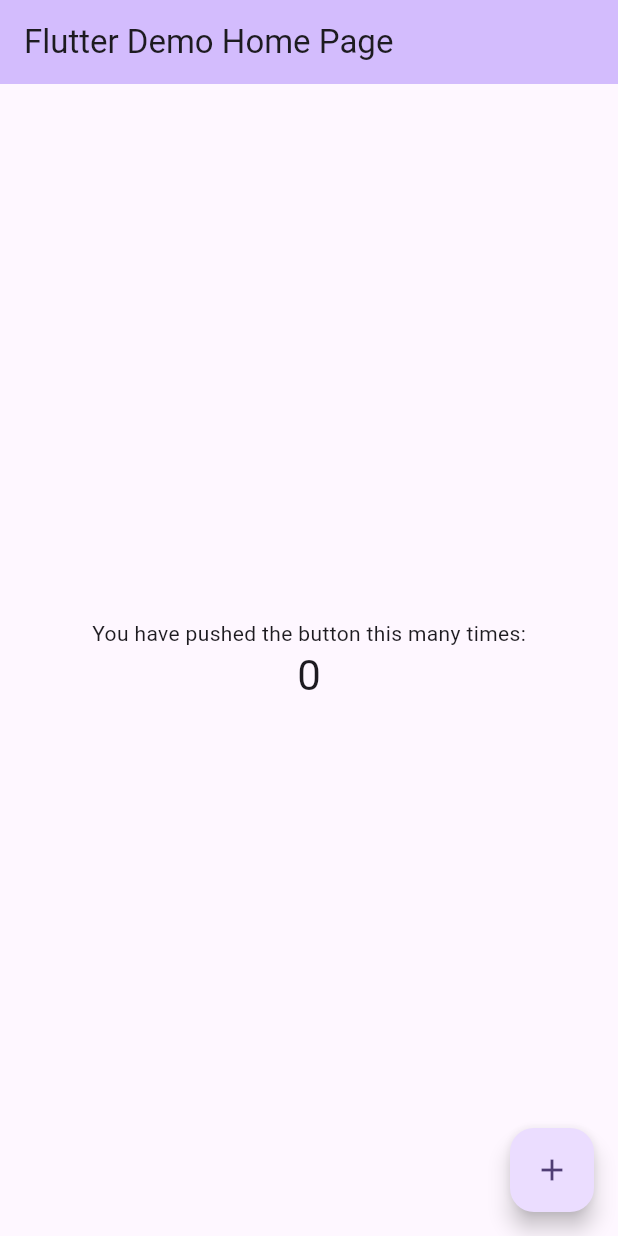
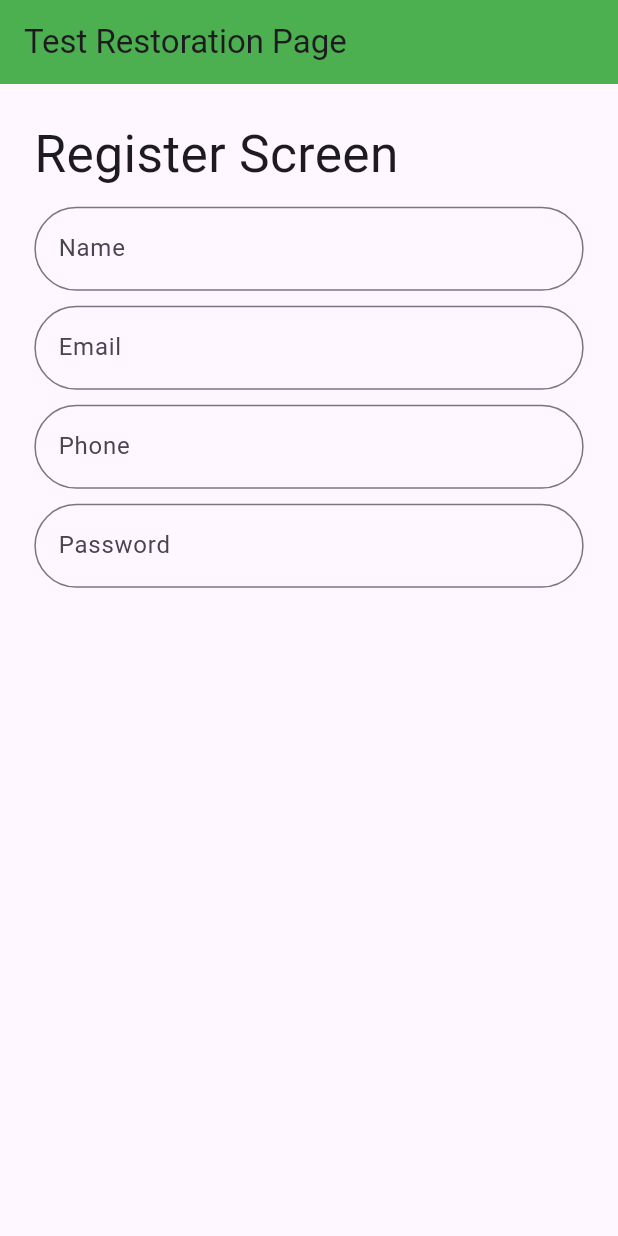
Before and after one commit to axah710/State-Restoration, a Flutter app: the screen it shows after launch, on a phone screen of 412 x 824 dp. Run offline on Flutter 3.47's test engine with Material 3 defaults, Android fonts, the phone set to English and light mode, and no system bars; our stand-ins replace flutter_screenutil.

Commit message:
Add Restoration App and Test Restoration Page
Implement a new `RestorationApp` class that initializes a Flutter application with state restoration capabilities. The app uses `ScreenUtilInit` for responsive design and sets up a `MaterialApp` with a deep purple color scheme. The home page is a `RestorationPage` that demonstrates state restoration for text fields.

The `RestorationPage` class is a stateful widget that uses `RestorationMixin` to manage the state of four text editing controllers (`name`, `email`, `phone`, and `password`). The state is restored using unique restoration IDs for each controller. The `RestorationPageBody` class is a stateless widget that builds the UI for the restoration page, including text fields for user input.

```diff
--- a/lib/main.dart
+++ b/lib/main.dart
@@ -1,125 +1,11 @@
 import 'package:flutter/material.dart';
+import 'package:flutter_screenutil/flutter_screenutil.dart';
+import 'package:state_restoration/restoration_app.dart';
 
-void main() {
-  runApp(const MyApp());
+void main() async {
+  WidgetsFlutterBinding.ensureInitialized();
+  await ScreenUtil.ensureScreenSize();
+  runApp(
+    const RestorationApp(),
+  );
 }
-
-class MyApp extends StatelessWidget {
-  const MyApp({super.key});
-
-  // This widget is the root of your application.
-  @override
-  Widget build(BuildContext context) {
-    return MaterialApp(
-      title: 'Flutter Demo',
-      theme: ThemeData(
-        // This is the theme of your application.
-        //
-        // TRY THIS: Try running your application with "flutter run". You'll see
-        // the application has a purple toolbar. Then, without quitting the app,
-        // try changing the seedColor in the colorScheme below to Colors.green
-        // and then invoke "hot reload" (save your changes or press the "hot
-        // reload" button in a Flutter-supported IDE, or press "r" if you used
-        // the command line to start the app).
-        //
-        // Notice that the counter didn't reset back to zero; the application
-        // state is not lost during the reload. To reset the state, use hot
-        // restart instead.
-        //
-        // This works for code too, not just values: Most code changes can be
-        // tested with just a hot reload.
-        colorScheme: ColorScheme.fromSeed(seedColor: Colors.deepPurple),
-        useMaterial3: true,
-      ),
-      home: const MyHomePage(title: 'Flutter Demo Home Page'),
-    );
-  }
-}
-
-class MyHomePage extends StatefulWidget {
-  const MyHomePage({super.key, required this.title});
-
-  // This widget is the home page of your application. It is stateful, meaning
-  // that it has a State object (defined below) that contains fields that affect
-  // how it looks.
-
-  // This class is the configuration for the state. It holds the values (in this
-  // case the title) provided by the parent (in this case the App widget) and
-  // used by the build method of the State. Fields in a Widget subclass are
-  // always marked "final".
-
-  final String title;
-
-  @override
-  State<MyHomePage> createState() => _MyHomePageState();
-}
-
-class _MyHomePageState extends State<MyHomePage> {
-  int _counter = 0;
-
-  void _incrementCounter() {
-    setState(() {
-      // This call to setState tells the Flutter framework that something has
-      // changed in this State, which causes it to rerun the build method below
-      // so that the display can reflect the updated values. If we changed
-      // _counter without calling setState(), then the build method would not be
-      // called again, and so nothing would appear to happen.
-      _counter++;
-    });
-  }
-
-  @override
-  Widget build(BuildContext context) {
-    // This method is rerun every time setState is called, for instance as done
-    // by the _incrementCounter method above.
-    //
-    // The Flutter framework has been optimized to make rerunning build methods
-    // fast, so that you can just rebuild anything that needs updating rather
-    // than having to individually change instances of widgets.
-    return Scaffold(
-      appBar: AppBar(
-        // TRY THIS: Try changing the color here to a specific color (to
-        // Colors.amber, perhaps?) and trigger a hot reload to see the AppBar
-        // change color while the other colors stay the same.
-        backgroundColor: Theme.of(context).colorScheme.inversePrimary,
-        // Here we take the value from the MyHomePage object that was created by
-        // the App.build method, and use it to set our appbar title.
-        title: Text(widget.title),
-      ),
-      body: Center(
-        // Center is a layout widget. It takes a single child and positions it
-        // in the middle of the parent.
-        child: Column(
-          // Column is also a layout widget. It takes a list of children and
-          // arranges them vertically. By default, it sizes itself to fit its
-          // children horizontally, and tries to be as tall as its parent.
-          //
-          // Column has various properties to control how it sizes itself and
-          // how it positions its children. Here we use mainAxisAlignment to
-          // center the children vertically; the main axis here is the vertical
-          // axis because Columns are vertical (the cross axis would be
-          // horizontal).
-          //
-          // TRY THIS: Invoke "debug painting" (choose the "Toggle Debug Paint"
-          // action in the IDE, or press "p" in the console), to see the
-          // wireframe for each widget.
-          mainAxisAlignment: MainAxisAlignment.center,
-          children: <Widget>[
-            const Text(
-              'You have pushed the button this many times:',
-            ),
-            Text(
-              '$_counter',
-              style: Theme.of(context).textTheme.headlineMedium,
-            ),
-          ],
-        ),
-      ),
-      floatingActionButton: FloatingActionButton(
-        onPressed: _incrementCounter,
-        tooltip: 'Increment',
-        child: const Icon(Icons.add),
-      ), // This trailing comma makes auto-formatting nicer for build methods.
-    );
-  }
-}
--- /dev/null
+++ b/lib/restoration_app.dart
@@ -0,0 +1,29 @@
+import 'package:flutter/material.dart';
+import 'package:flutter_screenutil/flutter_screenutil.dart';
+import 'package:state_restoration/test_restoration_page.dart';
+
+class RestorationApp extends StatelessWidget {
+  const RestorationApp({super.key});
+
+  @override
+  Widget build(BuildContext context) {
+    return ScreenUtilInit(
+      designSize: const Size(360, 690),
+      minTextAdapt: true,
+      splitScreenMode: true,
+      builder: (_, child) {
+        return MaterialApp(
+          title: 'Restoration App',
+          restorationScopeId: "restoration_app",
+          theme: ThemeData(
+            colorScheme: ColorScheme.fromSeed(
+              seedColor: Colors.deepPurple,
+            ),
+            useMaterial3: true,
+          ),
+          home: const RestorationPage(),
+        );
+      },
+    );
+  }
+}
--- /dev/null
+++ b/lib/test_restoration_page.dart
@@ -0,0 +1,121 @@
+import 'package:flutter/material.dart';
+import 'package:flutter_screenutil/flutter_screenutil.dart';
+
+class RestorationPage extends StatefulWidget {
+  const RestorationPage({super.key});
+
+  @override
+  State<RestorationPage> createState() => _RestorationPageState();
+}
+
+class _RestorationPageState extends State<RestorationPage> with RestorationMixin {
+  late final RestorableTextEditingController _name;
+  late final RestorableTextEditingController _email;
+  late final RestorableTextEditingController _phone;
+  late final RestorableTextEditingController _password;
+
+  @override
+  void initState() {
+    super.initState();
+    _name = RestorableTextEditingController();
+    _email = RestorableTextEditingController();
+    _phone = RestorableTextEditingController();
+    _password = RestorableTextEditingController();
+  }
+
+  @override
+  String? get restorationId => 'restore_text_field';
+
+  @override
+  void restoreState(RestorationBucket? oldBucket, bool initialRestore) {
+    registerForRestoration(_name, 'name');
+    registerForRestoration(_email, 'email');
+    registerForRestoration(_phone, 'phone');
+    registerForRestoration(_password, 'password');
+  }
+
+  @override
+  Widget build(BuildContext context) {
+    return RestorationPageBody(name: _name, email: _email, phone: _phone, password: _password);
+  }
+}
+
+class RestorationPageBody extends StatelessWidget {
+  const RestorationPageBody({
+    super.key,
+    required RestorableTextEditingController name,
+    required RestorableTextEditingController email,
+    required RestorableTextEditingController phone,
+    required RestorableTextEditingController password,
+  }) : _name = name, _email = email, _phone = phone, _password = password;
+
+  final RestorableTextEditingController _name;
+  final RestorableTextEditingController _email;
+  final RestorableTextEditingController _phone;
+  final RestorableTextEditingController _password;
+
+  @override
+  Widget build(BuildContext context) {
+    return Scaffold(
+      appBar: AppBar(
+        backgroundColor: Colors.green,
+        title: const Text('Test Restoration Page'),
+      ),
+      body: Padding(
+        padding: EdgeInsets.all(20.r),
+        child: SingleChildScrollView(
+          child: Column(
+            mainAxisAlignment: MainAxisAlignment.center,
+            crossAxisAlignment: CrossAxisAlignment.start,
+            children: [
+              Text(
+                'Register Screen',
+                style: TextStyle(fontSize: 30.sp),
+              ),
+              const SizedBox(height: 10),
+              TextField(
+                controller: _name.value,
+                decoration: InputDecoration(
+                  hintText: 'Name',
+                  border: OutlineInputBorder(
+                    borderRadius: BorderRadius.circular(30.r),
+                  ),
+                ),
+              ),
+              const SizedBox(height: 10),
+              TextField(
+                controller: _email.value,
+                decoration: InputDecoration(
+                  hintText: 'Email',
+                  border: OutlineInputBorder(
+                    borderRadius: BorderRadius.circular(30.r),
+                  ),
+                ),
+              ),
+              const SizedBox(height: 10),
+              TextField(
+                controller: _phone.value,
+                decoration: InputDecoration(
+                  hintText: 'Phone',
+                  border: OutlineInputBorder(
+                    borderRadius: BorderRadius.circular(30.r),
+                  ),
+                ),
+              ),
+              const SizedBox(height: 10),
+              TextField(
+                controller: _password.value,
+                decoration: InputDecoration(
+                  hintText: 'Password',
+                  border: OutlineInputBorder(
+                    borderRadius: BorderRadius.circular(30.r),
+                  ),
+                ),
+              ),
+            ],
+          ),
+        ),
+      ),
+    );
+  }
+}
```
Also changed, not shown: pubspec.yaml (+4 -12 lines), pubspec.lock, 1 other file.
